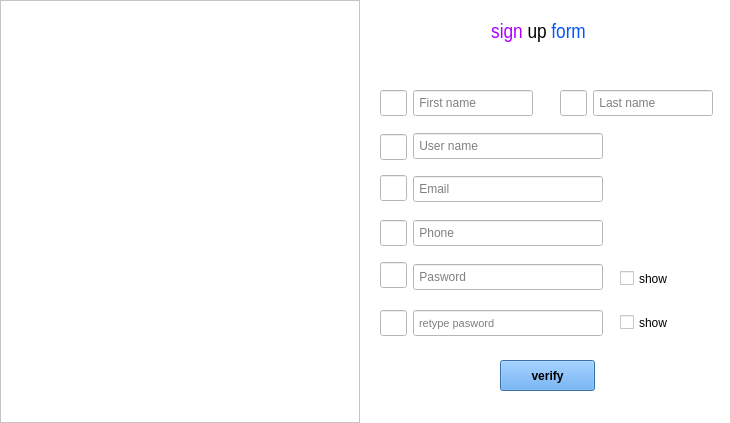
Before: the Qt Designer form jamin-gram/main_singup.ui in raminLgh/jamin-gram, drawn with Qt 5.
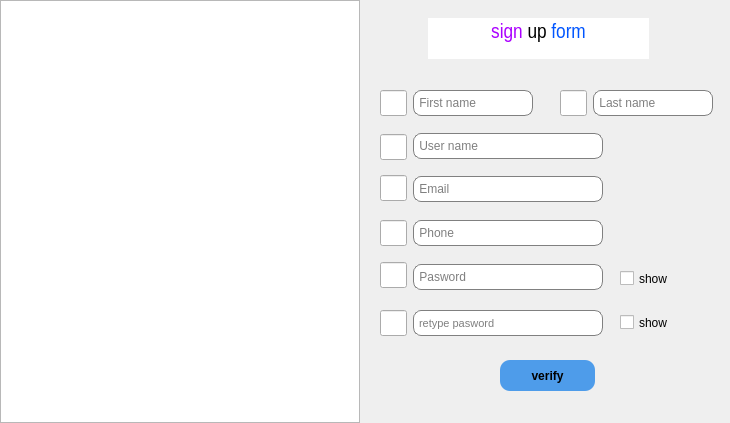
After: the same form once the commit is applied. Icons and pictures are not drawn.

Commit message: some change on Form file (change LineEdit&PushButton)

Patch:
```diff
--- a/jamin-gram/main_singup.ui
+++ b/jamin-gram/main_singup.ui
@@ -30,7 +30,14 @@
     <normaloff>:/photo/image/customer community.png</normaloff>:/photo/image/customer community.png</iconset>
   </property>
   <property name="styleSheet">
-   <string notr="true">background-color: rgb(255, 255, 255);</string>
+   <string notr="true">background-color: rgb(255, 255, 255);
+QLineEdit{
+border:1px solid gray;
+border-radius:8px;
+}
+QLineEdit:focus{
+border:1px solid #03dac6;
+}</string>
   </property>
   <widget class="QWidget" name="centralwidget">
    <widget class="QTextEdit" name="textEdit">
@@ -80,6 +87,15 @@
     <property name="statusTip">
      <string/>
     </property>
+    <property name="styleSheet">
+     <string notr="true">QLineEdit{
+border:1px solid gray;
+border-radius:8px;
+}
+QLineEdit:focus{
+border:1px solid #03dac6;
+}</string>
+    </property>
     <property name="placeholderText">
      <string> First name</string>
     </property>
@@ -115,6 +131,15 @@
     <property name="accessibleName">
      <string/>
     </property>
+    <property name="styleSheet">
+     <string notr="true">QLineEdit{
+border:1px solid gray;
+border-radius:8px;
+}
+QLineEdit:focus{
+border:1px solid #03dac6;
+}</string>
+    </property>
     <property name="text">
      <string/>
     </property>
@@ -153,6 +178,15 @@
     <property name="statusTip">
      <string/>
     </property>
+    <property name="styleSheet">
+     <string notr="true">QLineEdit{
+border:1px solid gray;
+border-radius:8px;
+}
+QLineEdit:focus{
+border:1px solid #03dac6;
+}</string>
+    </property>
     <property name="placeholderText">
      <string> Phone</string>
     </property>
@@ -188,6 +222,15 @@
     <property name="statusTip">
      <string/>
     </property>
+    <property name="styleSheet">
+     <string notr="true">QLineEdit{
+border:1px solid gray;
+border-radius:8px;
+}
+QLineEdit:focus{
+border:1px solid #03dac6;
+}</string>
+    </property>
     <property name="placeholderText">
      <string> Email</string>
     </property>
@@ -207,6 +250,15 @@
     <property name="statusTip">
      <string/>
     </property>
+    <property name="styleSheet">
+     <string notr="true">QLineEdit{
+border:1px solid gray;
+border-radius:8px;
+}
+QLineEdit:focus{
+border:1px solid #03dac6;
+}</string>
+    </property>
     <property name="placeholderText">
      <string> User name</string>
     </property>
@@ -258,6 +310,15 @@
     <property name="statusTip">
      <string/>
     </property>
+    <property name="styleSheet">
+     <string notr="true">QLineEdit{
+border:1px solid gray;
+border-radius:8px;
+}
+QLineEdit:focus{
+border:1px solid #03dac6;
+}</string>
+    </property>
     <property name="echoMode">
      <enum>QLineEdit::Password</enum>
     </property>
@@ -293,6 +354,7 @@
     <property name="font">
      <font>
       <pointsize>8</pointsize>
+      <weight>50</weight>
       <bold>false</bold>
      </font>
     </property>
@@ -302,6 +364,15 @@
     <property name="statusTip">
      <string/>
     </property>
+    <property name="styleSheet">
+     <string notr="true">QLineEdit{
+border:1px solid gray;
+border-radius:8px;
+}
+QLineEdit:focus{
+border:1px solid #03dac6;
+}</string>
+    </property>
     <property name="echoMode">
      <enum>QLineEdit::Password</enum>
     </property>
@@ -321,11 +392,13 @@
     <property name="font">
      <font>
       <pointsize>9</pointsize>
+      <weight>75</weight>
       <bold>true</bold>
      </font>
     </property>
     <property name="styleSheet">
-     <string notr="true">background-color: rgb(78, 156, 234);</string>
+     <string notr="true">background-color: rgb(78, 156, 234);
+border-radius:10px;</string>
     </property>
     <property name="text">
      <string>verify</string>
```
Left out of the diff: 2 changed lines with no effect on the pictures. The commit also changes 10 other files.
